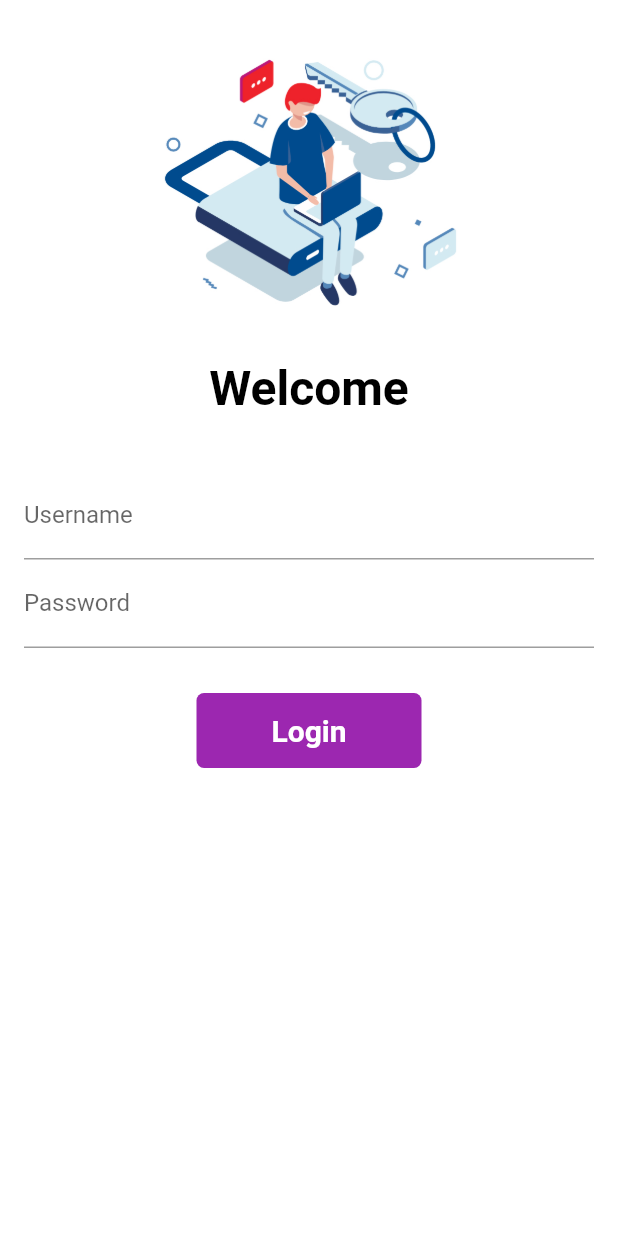
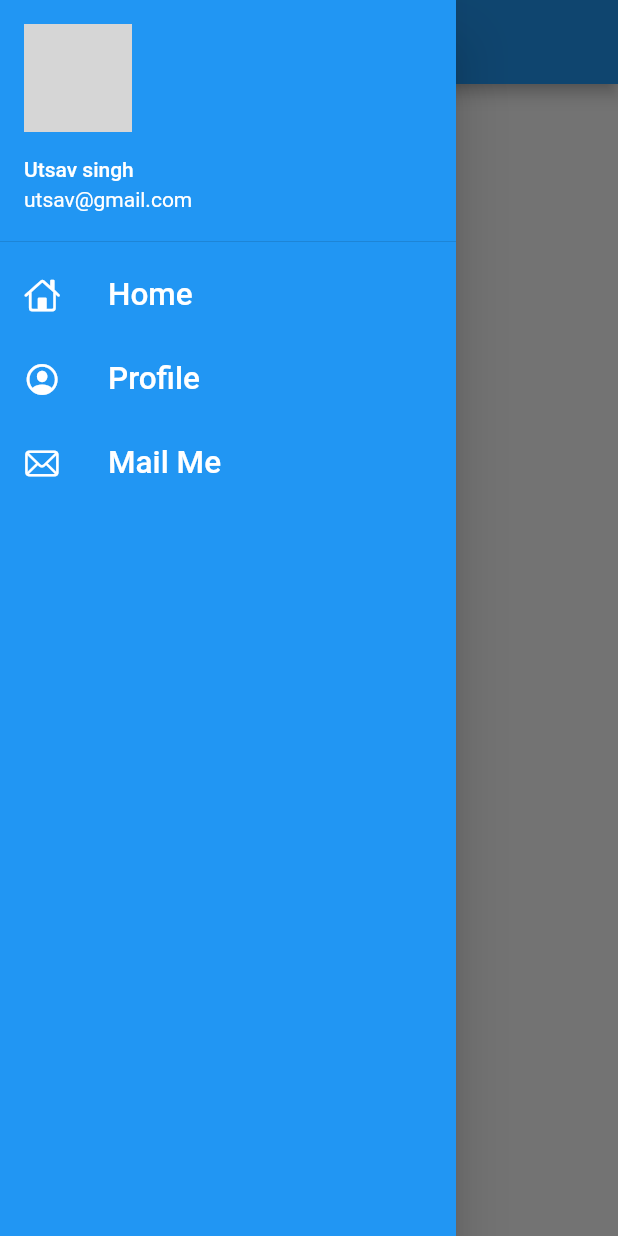
Before and after one commit to SOLVECODE404/flutterlearn, a Flutter app: the screen it shows after launch, with the side drawer open (before the commit the screen has no drawer), on a phone screen of 412 x 824 dp. Run offline on Flutter 3.47's test engine with Material 2 defaults, Android fonts, the phone set to English and light mode, and no system bars; network calls fail; grey boxes are pictures that could not be loaded.

Commit message:
day 8 completed

```diff
--- a/lib/main.dart
+++ b/lib/main.dart
@@ -11,7 +11,7 @@ class MyApp extends StatelessWidget {
   @override
   Widget build(BuildContext context) {
     return MaterialApp(
-      initialRoute: "/login",
+      initialRoute: MyRoutes.homeRoute,
       routes: {
         "/": (context) => LoginPage(),
         MyRoutes.homeRoute: (context) => HomePage(),
--- a/lib/pages/homepage.dart
+++ b/lib/pages/homepage.dart
@@ -1,3 +1,4 @@
+import 'package:catalog/widgets/drawer.dart';
 import 'package:flutter/material.dart';
 
 class HomePage extends StatelessWidget {
@@ -20,6 +21,7 @@ class HomePage extends StatelessWidget {
               ),
             ),
           ),
+          drawer: MyDrawer(),
         ),
       ),
     );
--- /dev/null
+++ b/lib/widgets/drawer.dart
@@ -0,0 +1,65 @@
+import 'package:flutter/cupertino.dart';
+import 'package:flutter/material.dart';
+
+class MyDrawer extends StatelessWidget {
+  final imageUrl =
+      "https://thumbs.dreamstime.com/z/businessman-icon-image-male-avatar-profile-vector-glasses-beard-hairstyle-179728610.jpg";
+  @override
+  Widget build(BuildContext context) {
+    return Drawer(
+        child: Container(
+      color: Colors.blue[500],
+      child: ListView(
+        padding: EdgeInsets.zero,
+        children: [
+          DrawerHeader(
+            padding: EdgeInsets.zero,
+            child: UserAccountsDrawerHeader(
+              margin: EdgeInsets.zero,
+              accountName: Text("Utsav singh"),
+              accountEmail: Text("utsav@gmail.com"),
+              currentAccountPicture: CircleAvatar(
+                backgroundImage: NetworkImage(
+                  imageUrl,
+                ),
+              ),
+            ),
+          ),
+          ListTile(
+            leading: Icon(
+              CupertinoIcons.home,
+              color: Colors.white,
+            ),
+            title: Text(
+              "Home",
+              textScaleFactor: 1.5,
+              style: TextStyle(color: Colors.white),
+            ),
+          ),
+          ListTile(
+            leading: Icon(
+              CupertinoIcons.profile_circled,
+              color: Colors.white,
+            ),
+            title: Text(
+              "Profile",
+              textScaleFactor: 1.5,
+              style: TextStyle(color: Colors.white),
+            ),
+          ),
+          ListTile(
+            leading: Icon(
+              CupertinoIcons.mail,
+              color: Colors.white,
+            ),
+            title: Text(
+              "Mail Me",
+              textScaleFactor: 1.5,
+              style: TextStyle(color: Colors.white),
+            ),
+          ),
+        ],
+      ),
+    ));
+  }
+}
```
